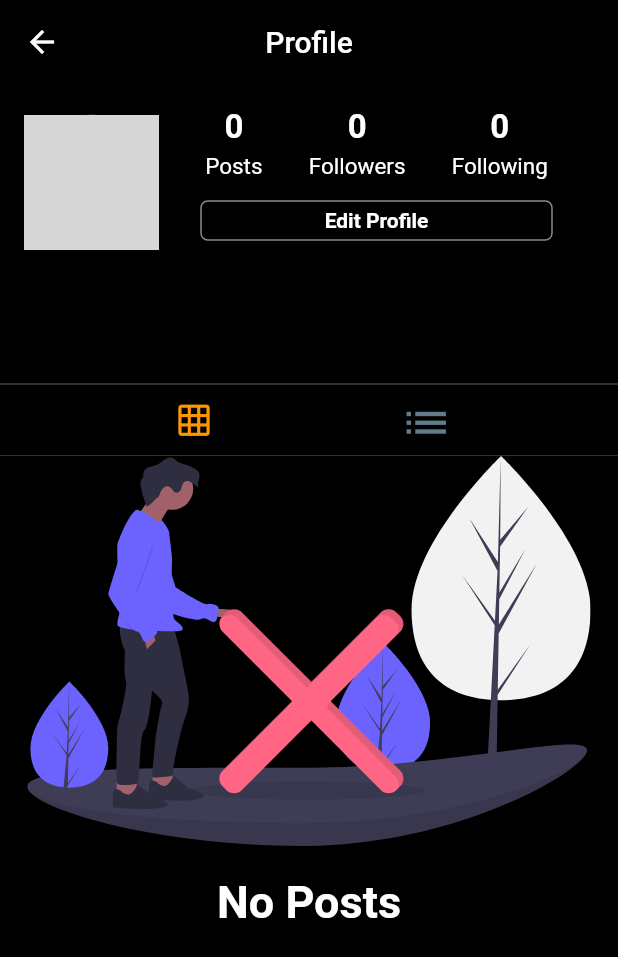
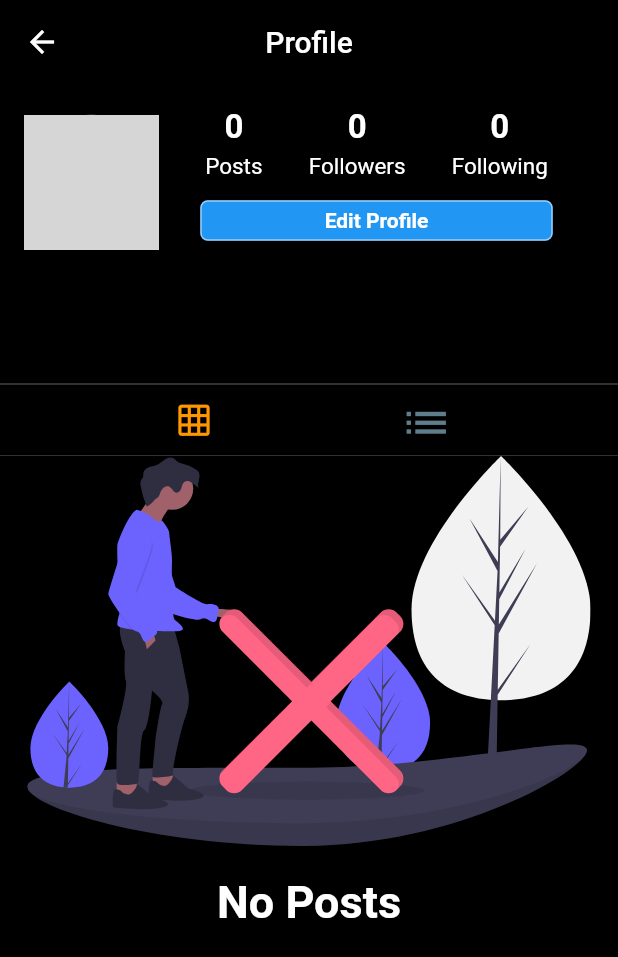
Before and after one commit to jainharsh21/Codemmunity, a Flutter app: the Profile screen opened directly, on a phone screen of 412 x 824 dp. Shown: the top 957 px of the screen. Run offline on Flutter 3.47's test engine with Material 2 defaults, Android fonts, the phone set to English and light mode, and no system bars; our stand-ins replace cached_network_image, cloud_firestore, firebase_storage, flutter_spinkit, flutter_svg, geolocator and 3 more; accounts and stored records are empty; network calls fail; statements that could not run were skipped; grey boxes are pictures that could not be loaded.

Commit message:
built the follow/unfollow button for the profile page of other users

```diff
--- a/lib/pages/profile.dart
+++ b/lib/pages/profile.dart
@@ -18,6 +18,7 @@ class Profile extends StatefulWidget {
 }
 
 class _ProfileState extends State<Profile> {
+  bool isFollowing =false;
   String postOrientation = "grid";
   final String currentUserId = currentUser?.id;
   bool isLoading = false;
@@ -94,7 +95,7 @@ class _ProfileState extends State<Profile> {
           ),
           alignment: Alignment.center,
           decoration: BoxDecoration(
-            color: Colors.black,
+            color: isFollowing ? Colors.black : Colors.blue,
             border: Border.all(
               color: Colors.white54,
             ),
@@ -113,9 +114,26 @@ class _ProfileState extends State<Profile> {
         text: "Edit Profile",
         function: editProfile,
       );
-    }else{
-      return Text('button');
+    }else if(isFollowing){
+      return buildButton(
+        text: "Unfollow",
+        function: handleUnfollowUser,
+      );
     }
+    else if(!isFollowing){
+      return buildButton(
+        text: "Follow",
+        function: handleFollowUser,
+      );
+    }
+  }
+
+  handleUnfollowUser(){
+
+  }
+
+  handleFollowUser(){
+
   }
 
   buildProfileHeader() {
```
Also changed, not shown: lib/pages/comments.dart (line endings or trailing spaces).
